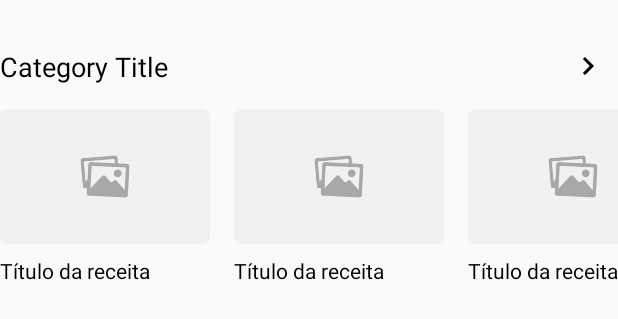
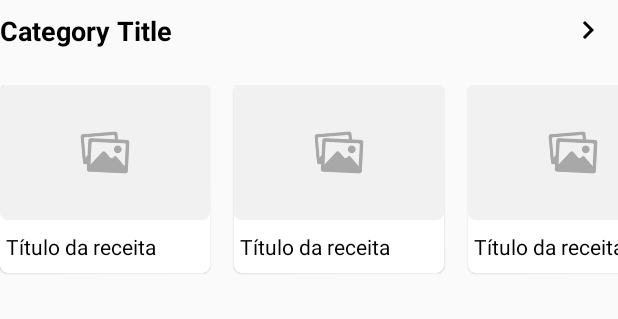
Before and after one commit to JoandersonG/MenuMeu, an Android app: the layout home_category_adapter.xml on its own in the app's theme, with its tools: preview values and no code run, on a phone screen of 412 x 824 dp. Shown: the top 319 px of the screen. Run offline under Robolectric (Android 15) with nearby library versions, the phone set to English and light mode, and no system bars.

Commit message:
Enhancement home activity layout

```diff
--- a/app/src/main/res/drawable/all_recipes_home_button.xml
+++ b/app/src/main/res/drawable/all_recipes_home_button.xml
@@ -18,7 +18,7 @@
             <solid android:color="@color/white" />
             <stroke
                 android:color="@color/black"
-                android:width="2dp" />
+                android:width="1dp" />
             <corners android:radius="5dp" />
         </shape>
     </item>
--- a/app/src/main/res/drawable/edit_main_screen_button.xml
+++ b/app/src/main/res/drawable/edit_main_screen_button.xml
@@ -18,7 +18,7 @@
             <solid android:color="@color/white" />
             <stroke
                 android:color="@color/colorPrimary"
-                android:width="2dp" />
+                android:width="1dp" />
             <corners android:radius="5dp" />
         </shape>
     </item>
--- a/app/src/main/res/drawable/search_home_button.xml
+++ b/app/src/main/res/drawable/search_home_button.xml
@@ -18,7 +18,7 @@
             <solid android:color="@color/white" />
             <stroke
                 android:color="@color/colorPrimaryDark"
-                android:width="2dp" />
+                android:width="1dp" />
             <corners android:radius="5dp" />
         </shape>
     </item>
--- a/app/src/main/res/layout/activity_home.xml
+++ b/app/src/main/res/layout/activity_home.xml
@@ -23,6 +23,7 @@
             android:drawableEnd="@drawable/ic_search_24dp"
             android:text="@string/search"
             android:textColor="@color/colorPrimary"
+            android:textStyle="bold"
             android:textAlignment="textStart"
             android:layout_marginStart="8dp"
             android:layout_marginEnd="8dp"
@@ -104,8 +105,10 @@
             android:id="@+id/rvRecipesHomeActivity"
             android:layout_width="match_parent"
             android:layout_height="wrap_content"
+            android:layout_marginTop="16dp"
             android:layout_marginStart="8dp"
             android:paddingBottom="16dp"
+            android:overScrollMode="never"
             tools:listitem="@layout/home_category_adapter"
             app:layout_constraintStart_toStartOf="parent"
             app:layout_constraintEnd_toEndOf="parent"
--- a/app/src/main/res/layout/home_category_adapter.xml
+++ b/app/src/main/res/layout/home_category_adapter.xml
@@ -9,7 +9,7 @@
         android:id="@+id/layoutCategoryTitleHomeAdapter"
         android:layout_width="match_parent"
         android:layout_height="wrap_content"
-        android:layout_marginTop="24dp"
+
         android:paddingTop="8dp"
         android:paddingBottom="8dp"
         android:background="?attr/selectableItemBackground"
@@ -21,6 +21,7 @@
             android:layout_height="wrap_content"
             android:layout_weight="1"
             android:text="@string/category_title"
+            android:textStyle="bold"
             android:textColor="@color/black"
             android:textSize="18sp" />
 
@@ -43,13 +44,21 @@
         <LinearLayout
             android:layout_width="wrap_content"
             android:layout_height="wrap_content"
+            android:paddingVertical="8dp"
             android:orientation="horizontal">
+
+            <androidx.cardview.widget.CardView
+                android:layout_width="wrap_content"
+                android:layout_height="wrap_content"
+                android:layout_marginEnd="16dp"
+                android:layout_marginBottom="8dp"
+                app:cardElevation="1dp"
+                app:cardCornerRadius="5dp">
 
                 <LinearLayout
                     android:id="@+id/layoutRecipeOneHomeAdapter"
                     android:layout_width="wrap_content"
                     android:layout_height="wrap_content"
-                android:layout_marginEnd="16dp"
                     android:background="?attr/selectableItemBackgroundBorderless"
                     android:orientation="vertical">
 
@@ -74,6 +83,9 @@
                         android:layout_width="match_parent"
                         android:layout_height="wrap_content"
                         android:layout_marginTop="8dp"
+                        android:layout_marginBottom="8dp"
+                        android:layout_marginStart="4dp"
+                        android:layout_marginEnd="4dp"
                         android:text="@string/recipe_title"
                         android:ellipsize="end"
                         android:maxLines="1"
@@ -81,11 +93,19 @@
 
                 </LinearLayout>
 
+            </androidx.cardview.widget.CardView>
+
+            <androidx.cardview.widget.CardView
+                android:layout_width="wrap_content"
+                android:layout_height="wrap_content"
+                android:layout_marginEnd="16dp"
+                app:cardElevation="1dp"
+                app:cardCornerRadius="5dp">
+
                 <LinearLayout
                     android:id="@+id/layoutRecipeTwoHomeAdapter"
                     android:layout_width="wrap_content"
                     android:layout_height="wrap_content"
-                android:layout_marginEnd="16dp"
                     android:background="?attr/selectableItemBackgroundBorderless"
                     android:orientation="vertical">
 
@@ -110,6 +130,9 @@
                         android:layout_width="match_parent"
                         android:layout_height="wrap_content"
                         android:layout_marginTop="8dp"
+                        android:layout_marginBottom="8dp"
+                        android:layout_marginStart="4dp"
+                        android:layout_marginEnd="4dp"
                         android:text="@string/recipe_title"
                         android:ellipsize="end"
                         android:maxLines="1"
@@ -117,11 +140,19 @@
 
                 </LinearLayout>
 
+            </androidx.cardview.widget.CardView>
+
+            <androidx.cardview.widget.CardView
+                android:layout_width="wrap_content"
+                android:layout_height="wrap_content"
+                android:layout_marginEnd="16dp"
+                app:cardElevation="1dp"
+                app:cardCornerRadius="5dp">
+
                 <LinearLayout
                     android:id="@+id/layoutRecipeThreeHomeAdapter"
                     android:layout_width="wrap_content"
                     android:layout_height="wrap_content"
-                android:layout_marginEnd="16dp"
                     android:background="?attr/selectableItemBackgroundBorderless"
                     android:orientation="vertical">
 
@@ -146,6 +177,9 @@
                         android:layout_width="match_parent"
                         android:layout_height="wrap_content"
                         android:layout_marginTop="8dp"
+                        android:layout_marginBottom="8dp"
+                        android:layout_marginStart="4dp"
+                        android:layout_marginEnd="4dp"
                         android:text="@string/recipe_title"
                         android:ellipsize="end"
                         android:maxLines="1"
@@ -153,6 +187,8 @@
 
                 </LinearLayout>
 
+            </androidx.cardview.widget.CardView>
+
         </LinearLayout>
 
     </HorizontalScrollView>
```
Also changed, not shown: app/src/main/res/layout/app_toolbar.xml (+16 -2 lines). Lines whose indentation alone changed are shown as unchanged.
